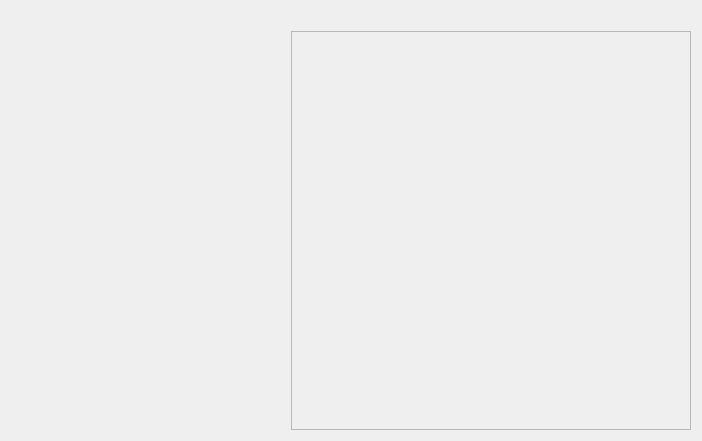
3nock/OTE, file OTE/src/views/WelcomeView.ui: the form before one commit.
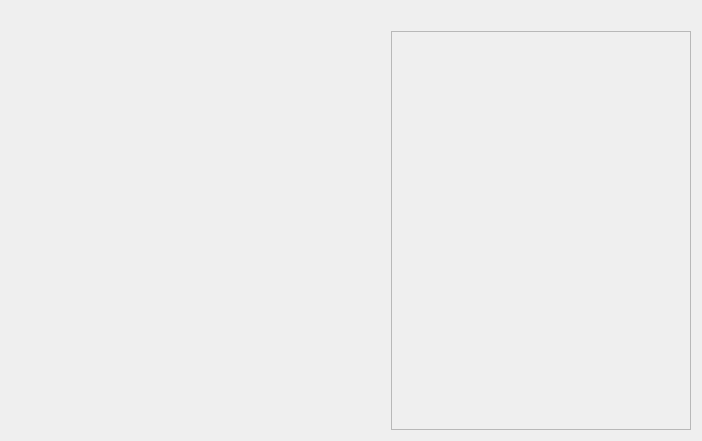
The form after the commit.

Diff of the .ui file:
```diff
--- a/OTE/src/views/WelcomeView.ui
+++ b/OTE/src/views/WelcomeView.ui
@@ -101,7 +101,7 @@
        </property>
        <property name="minimumSize">
         <size>
-         <width>400</width>
+         <width>300</width>
          <height>0</height>
         </size>
        </property>
@@ -113,7 +113,7 @@
          <rect>
           <x>0</x>
           <y>0</y>
-          <width>398</width>
+          <width>298</width>
           <height>400</height>
          </rect>
         </property>
```
